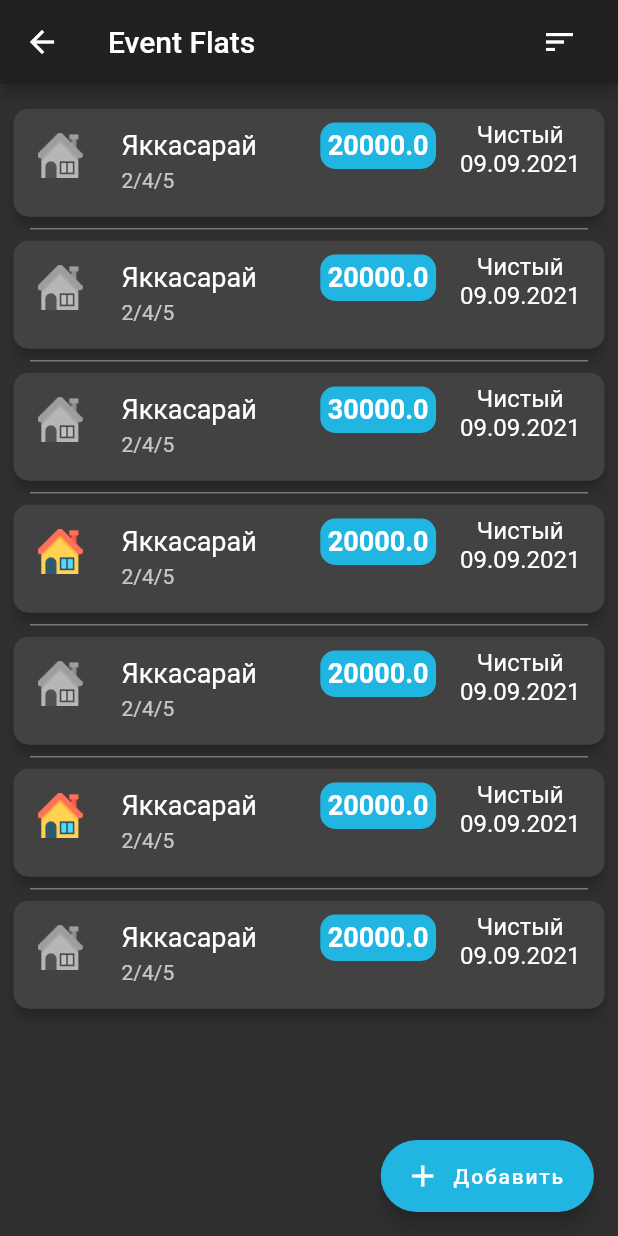
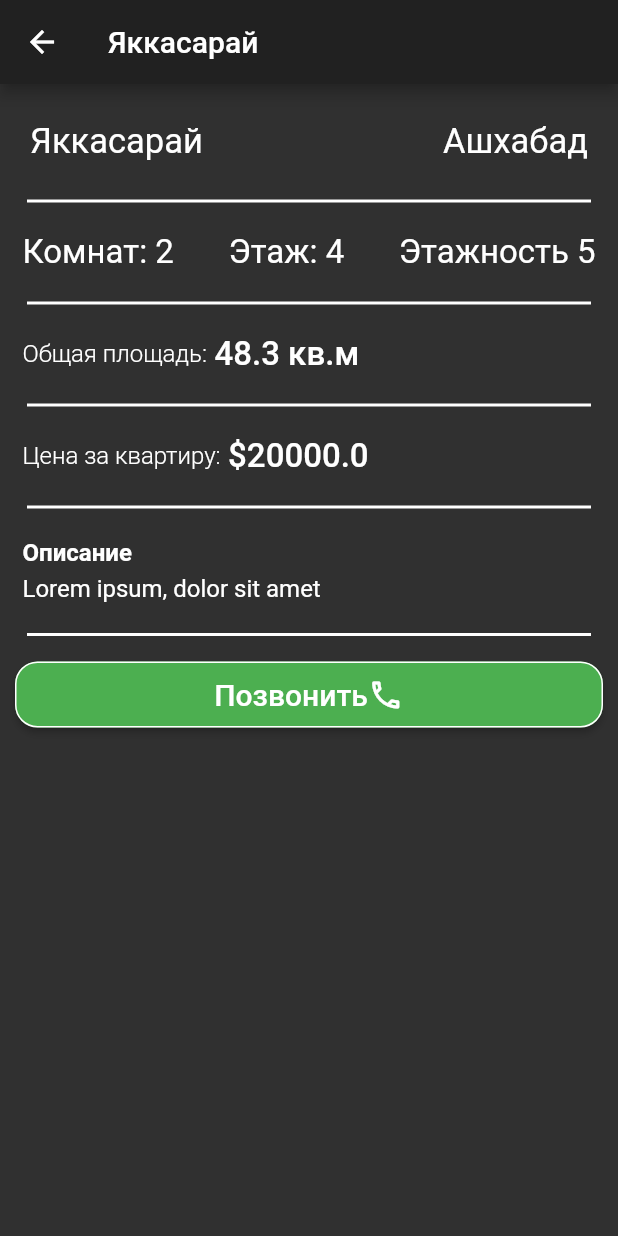
Before and after one commit to dmitriyl99/event_flats, a Flutter app: the FlatsListScreen screen opened by its route, after a tap on "Яккасарай", on a phone screen of 412 x 824 dp. Run offline on Flutter 3.47's test engine with Material 2 defaults, Android fonts, the phone set to English and light mode, and no system bars; our stand-ins replace firebase_auth, firebase_core, firebase_database, hive, hive_flutter; accounts and stored records are empty.

Commit message:
Show screen for flat

```diff
--- a/lib/main.dart
+++ b/lib/main.dart
@@ -2,6 +2,7 @@ import 'package:event_flats/models/repositories/flats_fake_repository.dart';
 import 'package:event_flats/models/user.dart';
 import 'package:event_flats/services/authentication.dart';
 import 'package:event_flats/view/screens/flats/list.screen.dart';
+import 'package:event_flats/view/screens/flats/show.screen.dart';
 import 'package:event_flats/view/screens/login.screen.dart';
 import 'package:firebase_core/firebase_core.dart';
 import 'package:flutter/material.dart';
@@ -46,7 +47,8 @@ class MyApp extends StatelessWidget {
         LoginScreen.route: (context) =>
             new LoginScreen(FirebaseAuthenticationService()),
         FlatsListScreen.route: (context) =>
-            new FlatsListScreen(FakeFlatsRepository())
+            new FlatsListScreen(FakeFlatsRepository()),
+        FlatShowScreen.route: (context) => new FlatShowScreen()
       },
       initialRoute: initialRoute,
     );
--- a/lib/view/components/flat.component.dart
+++ b/lib/view/components/flat.component.dart
@@ -1,6 +1,7 @@
 import 'package:event_flats/helpers/date_formatting.dart';
 import 'package:event_flats/models/flat.dart';
 import 'package:event_flats/view/resources/colors.dart';
+import 'package:event_flats/view/screens/flats/show.screen.dart';
 import 'package:flutter/material.dart';
 
 class FlatComponent extends StatelessWidget {
@@ -20,7 +21,10 @@ class FlatComponent extends StatelessWidget {
             flat.isFavorite ? 'assets/house_favorite.png' : 'assets/house.png',
             height: 30,
           ),
-          onTap: () {},
+          onTap: () {
+            Navigator.of(context)
+                .pushNamed(FlatShowScreen.route, arguments: flat);
+          },
           title: Row(
             mainAxisAlignment: MainAxisAlignment.spaceBetween,
             children: [
--- a/lib/view/resources/colors.dart
+++ b/lib/view/resources/colors.dart
@@ -22,5 +22,6 @@ class AppColors {
   }
 
   static MaterialColor primaryColor = createMaterialColor(Color(0xff21B5E1));
-  static Color dividerColor = Color.fromRGBO(255, 255, 255, 0.359);
+  static Color listDividerColor = Color.fromRGBO(255, 255, 255, 0.359);
+  static Color descriptionDividerColor = Colors.white;
 }
--- a/lib/view/screens/flats/list.screen.dart
+++ b/lib/view/screens/flats/list.screen.dart
@@ -38,7 +38,7 @@ class FlatsListScreen extends StatelessWidget {
           separatorBuilder: (context, index) => Padding(
                 padding: const EdgeInsets.symmetric(horizontal: 20),
                 child: Divider(
-                  color: AppColors.dividerColor,
+                  color: AppColors.listDividerColor,
                   height: 8,
                   thickness: 1,
                 ),
--- /dev/null
+++ b/lib/view/screens/flats/show.screen.dart
@@ -0,0 +1,183 @@
+import 'package:event_flats/models/flat.dart';
+import 'package:event_flats/view/resources/colors.dart';
+import 'package:flutter/material.dart';
+
+class FlatShowScreen extends StatelessWidget {
+  static String route = '/flats/show';
+
+  const FlatShowScreen({Key? key}) : super(key: key);
+
+  @override
+  Widget build(BuildContext context) {
+    final flat = ModalRoute.of(context)!.settings.arguments as Flat;
+
+    Widget _divider() {
+      return Padding(
+        padding: const EdgeInsets.all(8.0),
+        child: Divider(
+          color: AppColors.descriptionDividerColor,
+          thickness: 2,
+        ),
+      );
+    }
+
+    Widget _nameAndAddressSection() {
+      return Padding(
+        padding: const EdgeInsets.all(5),
+        child: Row(
+          mainAxisAlignment: MainAxisAlignment.spaceBetween,
+          children: [
+            Padding(
+              padding: const EdgeInsets.all(5.0),
+              child: Text(
+                flat.name,
+                style: TextStyle(fontSize: 23),
+              ),
+            ),
+            Padding(
+              padding: const EdgeInsets.all(5.0),
+              child: Text(
+                flat.address,
+                style: TextStyle(fontSize: 23),
+              ),
+            ),
+          ],
+        ),
+      );
+    }
+
+    Widget _roomsAndFloors() {
+      return Padding(
+        padding: const EdgeInsets.all(5.0),
+        child: Row(
+          mainAxisAlignment: MainAxisAlignment.spaceBetween,
+          children: [
+            Text(
+              "Комнат: ${flat.numberOfRooms}",
+              style: TextStyle(fontSize: 22),
+            ),
+            Text("Этаж: ${flat.floor}", style: TextStyle(fontSize: 22)),
+            Text("Этажность ${flat.numberOfFloors}",
+                style: TextStyle(fontSize: 22))
+          ],
+        ),
+      );
+    }
+
+    Widget _flatArea() {
+      return Padding(
+        padding: EdgeInsets.all(5.0),
+        child: Row(
+          children: [
+            Text(
+              'Общая площадь:',
+              style: TextStyle(fontSize: 16, fontWeight: FontWeight.w300),
+            ),
+            SizedBox(
+              width: 5,
+            ),
+            Text(
+              flat.area.toString() + ' кв.м',
+              style: TextStyle(fontSize: 22, fontWeight: FontWeight.w500),
+            )
+          ],
+        ),
+      );
+    }
+
+    Widget _flatPrice() {
+      return Padding(
+        padding: EdgeInsets.all(5.0),
+        child: Row(
+          children: [
+            Text(
+              'Цена за квартиру:',
+              style: TextStyle(fontSize: 16, fontWeight: FontWeight.w300),
+            ),
+            SizedBox(
+              width: 5,
+            ),
+            Text(
+              "\$" + flat.price.toString(),
+              style: TextStyle(fontSize: 22, fontWeight: FontWeight.w500),
+            )
+          ],
+        ),
+      );
+    }
+
+    Widget _flatDescription() {
+      return Padding(
+        padding: EdgeInsets.all(5.0),
+        child: Column(
+          mainAxisAlignment: MainAxisAlignment.start,
+          crossAxisAlignment: CrossAxisAlignment.start,
+          children: [
+            Text(
+              'Описание',
+              style: TextStyle(fontSize: 16, fontWeight: FontWeight.bold),
+            ),
+            SizedBox(
+              height: 5,
+            ),
+            Text(
+              flat.description,
+              style: TextStyle(fontSize: 16),
+            )
+          ],
+        ),
+      );
+    }
+
+    Widget _callButton() {
+      return ElevatedButton(
+        style: ButtonStyle(
+            backgroundColor: MaterialStateProperty.all(Colors.green),
+            shape: MaterialStateProperty.all(RoundedRectangleBorder(
+              borderRadius: BorderRadius.circular(15),
+              side: BorderSide(color: Colors.white),
+            ))),
+        onPressed: () {},
+        child: Padding(
+          padding: const EdgeInsets.all(10.0),
+          child: Row(
+            mainAxisAlignment: MainAxisAlignment.center,
+            children: [
+              Text(
+                'Позвонить',
+                style: TextStyle(fontSize: 20),
+              ),
+              Icon(Icons.call_outlined)
+            ],
+          ),
+        ),
+      );
+    }
+
+    return Scaffold(
+        appBar: AppBar(
+          title: Text(flat.name),
+        ),
+        body: Container(
+          padding: EdgeInsets.fromLTRB(10, 15, 10, 10),
+          child: SingleChildScrollView(
+            child: Column(
+              crossAxisAlignment: CrossAxisAlignment.start,
+              children: [
+                _nameAndAddressSection(),
+                _divider(),
+                _roomsAndFloors(),
+                _divider(),
+                _flatArea(),
+                _divider(),
+                _flatPrice(),
+                _divider(),
+                _flatDescription(),
+                _divider(),
+                _callButton(),
+              ],
+            ),
+          ),
+        ));
+  }
+}
```
